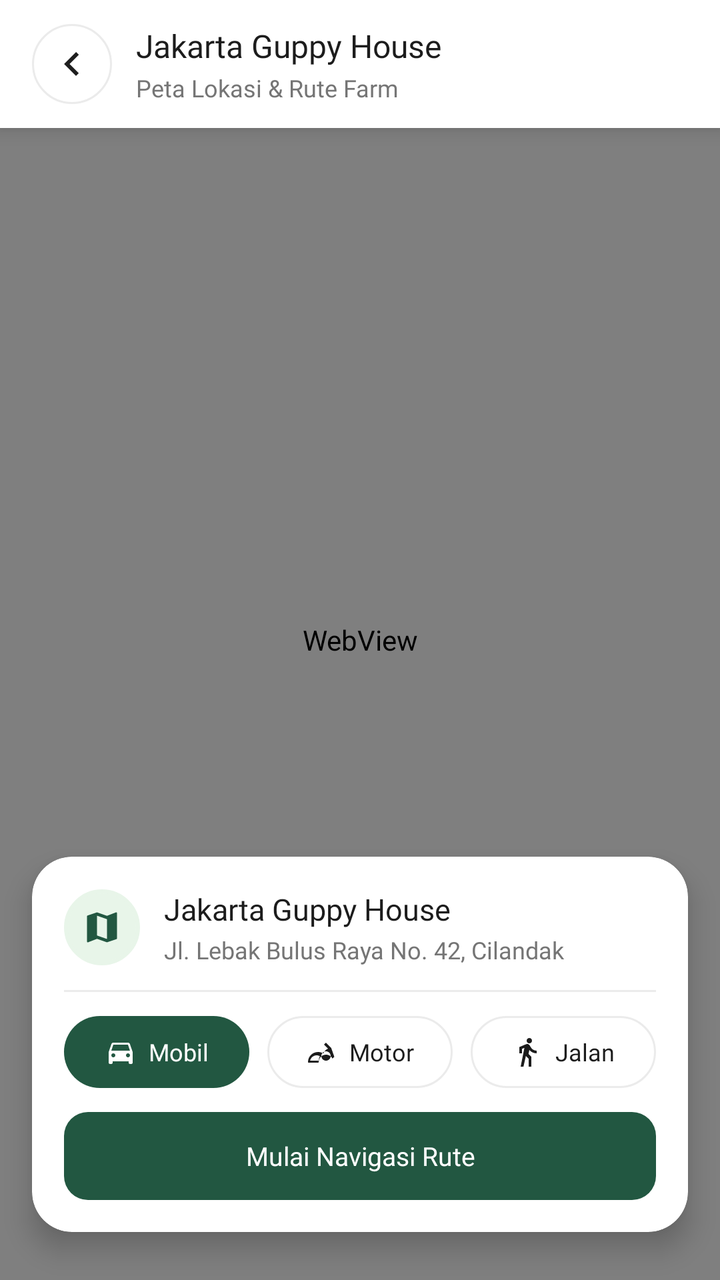
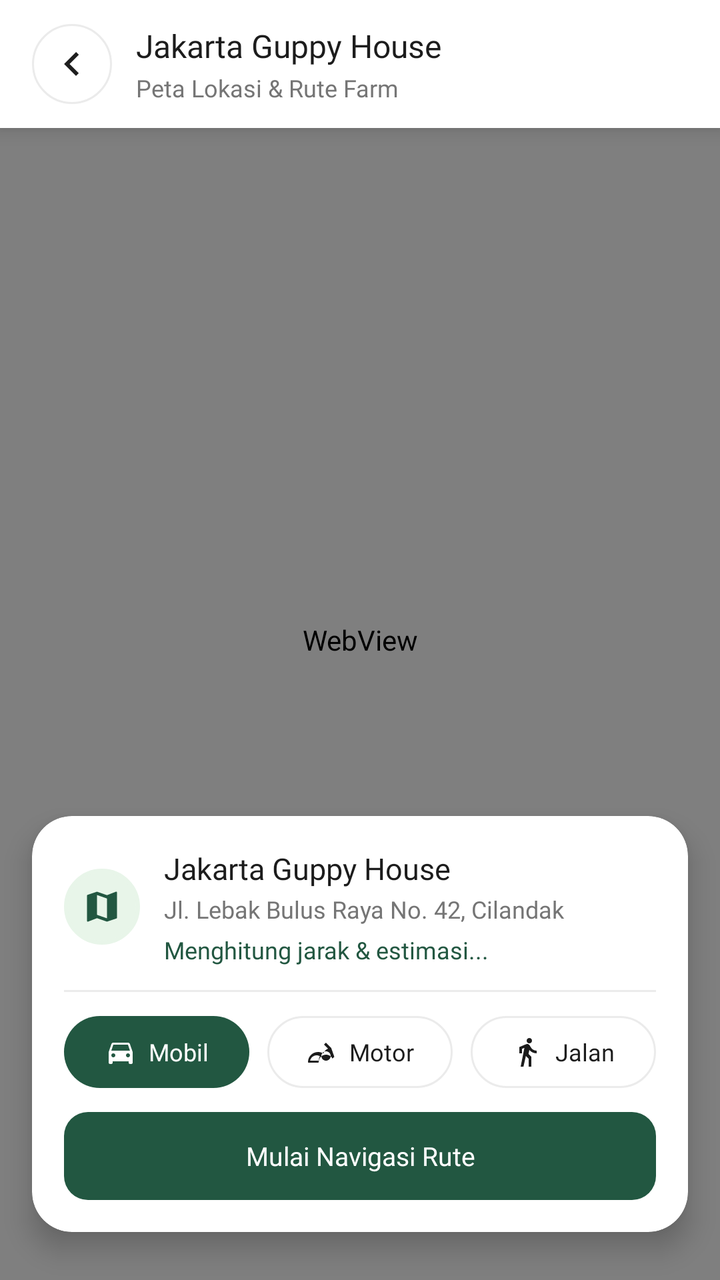

Screens rendered from an Android XML layout before and after an edit, with the pre-edit source and the edit as a unified diff.
<!-- AndroidManifest.xml: application theme Theme.GuppyMarketIDN -->
<!-- res/layout/activity_farm_map.xml -->
<?xml version="1.0" encoding="utf-8"?>
<RelativeLayout
    xmlns:android="http://schemas.android.com/apk/res/android"
    xmlns:app="http://schemas.android.com/apk/res-auto"
    xmlns:tools="http://schemas.android.com/tools"
    android:id="@+id/main"
    android:layout_width="match_parent"
    android:layout_height="match_parent"
    android:background="#F8F9FA"
    tools:context=".menuHome.FarmMapActivity">

    
    <WebView
        android:id="@+id/webViewFarmMap"
        android:layout_width="match_parent"
        android:layout_height="match_parent" />

    
    <LinearLayout
        android:id="@+id/topBarFarmMap"
        android:layout_width="match_parent"
        android:layout_height="wrap_content"
        android:layout_alignParentTop="true"
        android:background="@color/white"
        android:elevation="6dp"
        android:paddingHorizontal="16dp"
        android:paddingTop="12dp"
        android:paddingBottom="12dp"
        android:gravity="center_vertical"
        android:orientation="horizontal">

        <ImageView
            android:id="@+id/btnBackFarmMap"
            android:layout_width="40dp"
            android:layout_height="40dp"
            android:background="@drawable/bg_circle_white_stroke"
            android:src="@drawable/ic_chevron_left"
            android:padding="8dp"
            android:clickable="true"
            android:focusable="true"/>

        <LinearLayout
            android:layout_width="0dp"
            android:layout_height="wrap_content"
            android:layout_weight="1"
            android:layout_marginStart="12dp"
            android:orientation="vertical">

            <TextView
                android:id="@+id/tvFarmMapTitle"
                android:layout_width="wrap_content"
                android:layout_height="wrap_content"
                android:fontFamily="@font/inter_bold"
                android:text="Jakarta Guppy House"
                android:textColor="@color/guppy_text_black"
                android:textSize="16sp" />

            <TextView
                android:layout_width="wrap_content"
                android:layout_height="wrap_content"
                android:layout_marginTop="2dp"
                android:fontFamily="@font/inter_regular"
                android:text="Peta Lokasi &amp; Rute Farm"
                android:textColor="@color/guppy_text_gray"
                android:textSize="12sp" />
        </LinearLayout>
    </LinearLayout>

    
    <androidx.cardview.widget.CardView
        android:id="@+id/cardFarmMapInfo"
        android:layout_width="match_parent"
        android:layout_height="wrap_content"
        android:layout_alignParentBottom="true"
        android:layout_marginHorizontal="16dp"
        android:layout_marginBottom="24dp"
        app:cardCornerRadius="20dp"
        app:cardElevation="8dp"
        app:cardBackgroundColor="@color/white">

        <LinearLayout
            android:layout_width="match_parent"
            android:layout_height="wrap_content"
            android:orientation="vertical"
            android:padding="16dp">

            <LinearLayout
                android:layout_width="match_parent"
                android:layout_height="wrap_content"
                android:gravity="center_vertical"
                android:orientation="horizontal">

                <ImageView
                    android:layout_width="38dp"
                    android:layout_height="38dp"
                    android:background="@drawable/bg_circle_image"
                    android:backgroundTint="#E8F5E9"
                    android:src="@drawable/ic_map_fill"
                    android:padding="9dp"
                    app:tint="@color/guppy_primary"/>

                <LinearLayout
                    android:layout_width="0dp"
                    android:layout_weight="1"
                    android:layout_height="wrap_content"
                    android:layout_marginStart="12dp"
                    android:orientation="vertical">

                    <TextView
                        android:id="@+id/tvFarmMapCardName"
                        android:layout_width="wrap_content"
                        android:layout_height="wrap_content"
                        android:text="Jakarta Guppy House"
                        android:textColor="@color/guppy_text_black"
                        android:fontFamily="@font/inter_bold"
                        android:textSize="15sp"/>

                    <TextView
                        android:id="@+id/tvFarmMapCardAddress"
                        android:layout_width="wrap_content"
                        android:layout_height="wrap_content"
                        android:layout_marginTop="2dp"
                        android:text="Jl. Lebak Bulus Raya No. 42, Cilandak"
                        android:textColor="@color/guppy_text_gray"
                        android:fontFamily="@font/inter_regular"
                        android:textSize="12sp"/>
                </LinearLayout>
            </LinearLayout>

            <View
                android:layout_width="match_parent"
                android:layout_height="1dp"
                android:layout_marginVertical="12dp"
                android:background="@color/guppy_stroke"/>

            
            <LinearLayout
                android:layout_width="match_parent"
                android:layout_height="wrap_content"
                android:orientation="horizontal"
                android:layout_marginBottom="12dp"
                android:gravity="center">

                
                <LinearLayout
                    android:id="@+id/chipFarmModeCar"
                    android:layout_width="0dp"
                    android:layout_weight="1"
                    android:layout_height="36dp"
                    android:background="@drawable/bg_filter_green"
                    android:gravity="center"
                    android:orientation="horizontal"
                    android:layout_marginEnd="6dp"
                    android:clickable="true"
                    android:focusable="true">
                    <ImageView
                        android:id="@+id/icFarmModeCar"
                        android:layout_width="16dp"
                        android:layout_height="16dp"
                        android:src="@drawable/ic_mode_car"
                        app:tint="@color/white"/>
                    <TextView
                        android:id="@+id/tvFarmModeCar"
                        android:layout_width="wrap_content"
                        android:layout_height="wrap_content"
                        android:layout_marginStart="6dp"
                        android:text="Mobil"
                        android:textColor="@color/white"
                        android:fontFamily="@font/inter_semi_bold"
                        android:textSize="12sp"/>
                </LinearLayout>

                
                <LinearLayout
                    android:id="@+id/chipFarmModeMotor"
                    android:layout_width="0dp"
                    android:layout_weight="1"
                    android:layout_height="36dp"
                    android:background="@drawable/bg_chip_outline"
                    android:gravity="center"
                    android:orientation="horizontal"
                    android:layout_marginHorizontal="3dp"
                    android:clickable="true"
                    android:focusable="true">
                    <ImageView
                        android:id="@+id/icFarmModeMotor"
                        android:layout_width="16dp"
                        android:layout_height="16dp"
                        android:src="@drawable/ic_mode_motor"
                        app:tint="@color/guppy_text_black"/>
                    <TextView
                        android:id="@+id/tvFarmModeMotor"
                        android:layout_width="wrap_content"
                        android:layout_height="wrap_content"
                        android:layout_marginStart="6dp"
                        android:text="Motor"
                        android:textColor="@color/guppy_text_black"
                        android:fontFamily="@font/inter_medium"
                        android:textSize="12sp"/>
                </LinearLayout>

                
                <LinearLayout
                    android:id="@+id/chipFarmModeWalk"
                    android:layout_width="0dp"
                    android:layout_weight="1"
                    android:layout_height="36dp"
                    android:background="@drawable/bg_chip_outline"
                    android:gravity="center"
                    android:orientation="horizontal"
                    android:layout_marginStart="6dp"
                    android:clickable="true"
                    android:focusable="true">
                    <ImageView
                        android:id="@+id/icFarmModeWalk"
                        android:layout_width="16dp"
                        android:layout_height="16dp"
                        android:src="@drawable/ic_mode_walk"
                        app:tint="@color/guppy_text_black"/>
                    <TextView
                        android:id="@+id/tvFarmModeWalk"
                        android:layout_width="wrap_content"
                        android:layout_height="wrap_content"
                        android:layout_marginStart="6dp"
                        android:text="Jalan"
                        android:textColor="@color/guppy_text_black"
                        android:fontFamily="@font/inter_medium"
                        android:textSize="12sp"/>
                </LinearLayout>
            </LinearLayout>

            
            <LinearLayout
                android:layout_width="match_parent"
                android:layout_height="wrap_content"
                android:orientation="horizontal">

                <TextView
                    android:id="@+id/btnFarmMapStartNav"
                    android:layout_width="0dp"
                    android:layout_weight="1"
                    android:layout_height="44dp"
                    android:background="@drawable/bg_btn_primary"
                    android:text="Mulai Navigasi Rute"
                    android:textColor="@color/white"
                    android:fontFamily="@font/inter_bold"
                    android:textSize="13sp"
                    android:gravity="center"
                    android:clickable="true"
                    android:focusable="true"/>
            </LinearLayout>
        </LinearLayout>
    </androidx.cardview.widget.CardView>

</RelativeLayout>
<!-- resources referenced by this layout -->
<resources>
  <color name="guppy_primary">#225741</color>
  <color name="guppy_stroke">#EBEBEB</color>
  <color name="guppy_text_black">#1C1C1C</color>
  <color name="guppy_text_gray">#757575</color>
  <color name="white">#FFFFFFFF</color>
  <!-- drawable bg_btn_primary (drawable) -->
  <?xml version="1.0" encoding="utf-8"?>
  <shape xmlns:android="http://schemas.android.com/apk/res/android">
      <solid android:color="@color/guppy_primary" />
      <corners android:radius="12dp" />
  </shape>
  <!-- drawable bg_chip_outline (drawable) -->
  <?xml version="1.0" encoding="utf-8"?>
  <shape xmlns:android="http://schemas.android.com/apk/res/android">
      <solid android:color="@color/white" />
      <stroke android:width="1dp" android:color="@color/guppy_stroke" />
      <corners android:radius="20dp" />
  </shape>
  <!-- drawable bg_circle_image (drawable) -->
  <?xml version="1.0" encoding="utf-8"?>
  <shape xmlns:android="http://schemas.android.com/apk/res/android" android:shape="oval">
      <solid android:color="@color/guppy_stroke" />
      <stroke android:width="2dp" android:color="@color/guppy_primary" />
  </shape>
  <!-- drawable bg_circle_white_stroke (drawable) -->
  <?xml version="1.0" encoding="utf-8"?>
  <shape xmlns:android="http://schemas.android.com/apk/res/android" android:shape="oval">
      <solid android:color="@color/white" />
      <stroke android:width="1dp" android:color="@color/guppy_stroke" />
  </shape>
  <!-- drawable bg_filter_green (drawable) -->
  <?xml version="1.0" encoding="utf-8"?>
  <shape xmlns:android="http://schemas.android.com/apk/res/android">
      <solid android:color="@color/guppy_primary" />
      <corners android:radius="20dp" />
  </shape>
  <!-- drawable ic_chevron_left (drawable) -->
  <vector xmlns:android="http://schemas.android.com/apk/res/android"
      android:width="24dp"
      android:height="24dp"
      android:viewportWidth="24"
      android:viewportHeight="24">
    <path
        android:fillColor="#1E1E1E"
        android:pathData="M15.41,16.59L10.83,12l4.58,-4.59L14,6l-6,6 6,6 1.41,-1.41z"/>
  </vector>
  <!-- drawable ic_map_fill (drawable) -->
  <vector xmlns:android="http://schemas.android.com/apk/res/android"
      android:width="24dp"
      android:height="24dp"
      android:viewportWidth="24"
      android:viewportHeight="24">
    <path
        android:fillColor="#225741"
        android:pathData="M20.5,3l-0.16,0.03L15,5.1 9,3 3.36,4.9c-0.21,0.07 -0.36,0.25 -0.36,0.48V20.5c0,0.28 0.22,0.5 0.5,0.5l0.16,-0.03L9,18.9l6,2.1 5.64,-1.9c0.21,-0.07 0.36,-0.25 0.36,-0.48V3.5c0,-0.28 -0.22,-0.5 -0.5,-0.5zM15,19l-6,-2.11V5l6,2.11V19z"/>
  </vector>
  <!-- drawable ic_mode_walk (drawable) -->
  <vector xmlns:android="http://schemas.android.com/apk/res/android"
      android:width="24dp"
      android:height="24dp"
      android:viewportWidth="24"
      android:viewportHeight="24">
    <path
        android:fillColor="#FFFFFF"
        android:pathData="M13.5,5.5c1.1,0 2,-0.9 2,-2s-0.9,-2 -2,-2 -2,0.9 -2,2 0.9,2 2,2zM9.8,8.9L7,23h2.1l1.8,-8 2.1,2v6h2v-7.5l-2.1,-2 0.6,-3c1.3,1.5 3.3,2.5 5.5,2.5v-2c-1.9,0 -3.5,-1 -4.3,-2.4l-1,-1.6c-0.4,-0.6 -1,-1 -1.7,-1 -0.3,0 -0.5,0.1 -0.8,0.1L6,8.3V13h2V9.6l1.8,-0.7z"/>
  </vector>
  <style name="Theme.GuppyMarketIDN" parent="Base.Theme.GuppyMarketIDN" />
  <style name="Base.Theme.GuppyMarketIDN" parent="Theme.Material3.Light.NoActionBar">
          <item name="colorPrimary">@color/guppy_primary</item>
          <item name="colorOnPrimary">@color/white</item>
          <item name="android:textColorPrimary">@color/guppy_text_black</item>
          <item name="android:textColorSecondary">@color/guppy_text_gray</item>
          <item name="android:windowBackground">@color/guppy_background</item>
      </style>
  <color name="guppy_background">#F7F7F7</color>
  <!-- unchanged entries left out for length: 2 -->
</resources>

<!-- the commit's change to res/layout/activity_farm_map.xml (unified diff, before → after) -->
@@ -124,6 +124,16 @@
                         android:textColor="@color/guppy_text_gray"
                         android:fontFamily="@font/inter_regular"
                         android:textSize="12sp"/>
+
+                    <TextView
+                        android:id="@+id/tvFarmMapCardDistance"
+                        android:layout_width="wrap_content"
+                        android:layout_height="wrap_content"
+                        android:layout_marginTop="4dp"
+                        android:text="Menghitung jarak &amp; estimasi..."
+                        android:textColor="@color/guppy_primary"
+                        android:fontFamily="@font/inter_semi_bold"
+                        android:textSize="12sp"/>
                 </LinearLayout>
             </LinearLayout>
 
